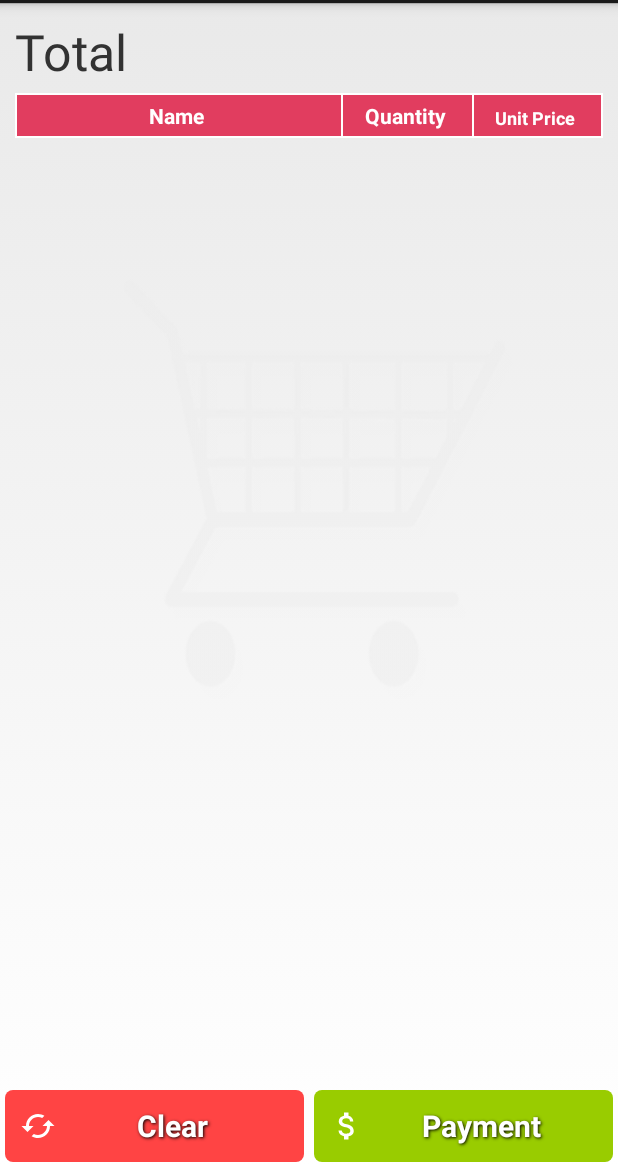
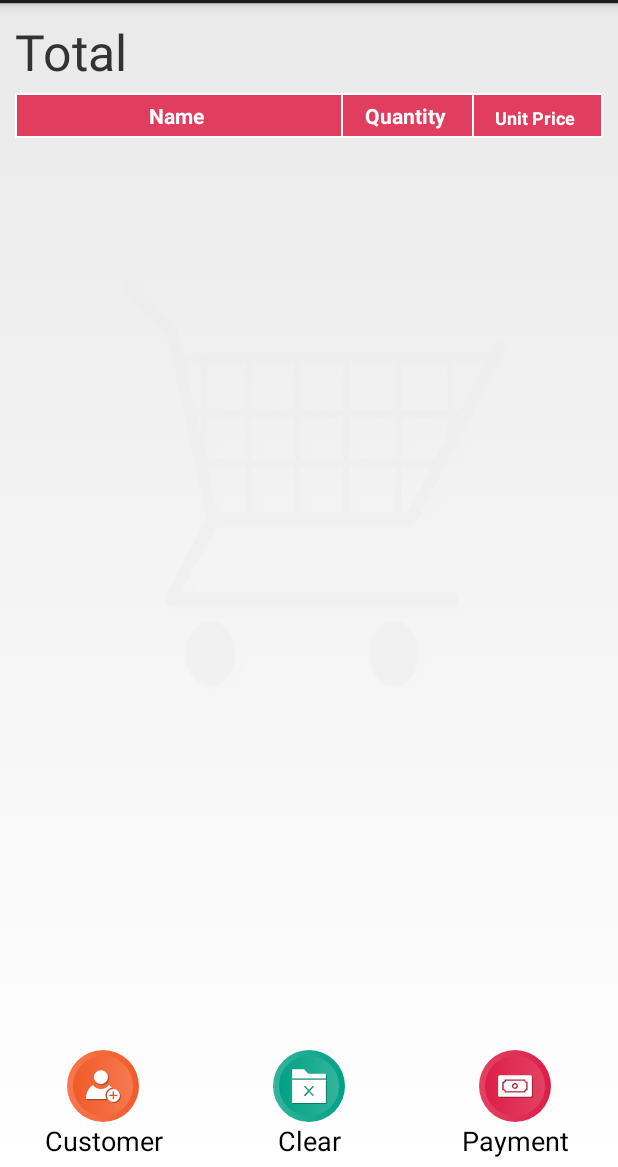
Before and after one commit to faridefendi58/lollipos, an Android app: the layout layout_sale.xml on its own in the app's theme, with its tools: preview values and no code run, on a phone screen of 412 x 824 dp, the part 69-1236 px from its top. Run offline under Robolectric (Android 15) with nearby library versions, the phone set to English and light mode, and no system bars.

Commit message:
Customer link tto jump to cust fragment

```diff
--- /dev/null
+++ b/app/src/main/res/drawable/ic_add_customer.xml
@@ -0,0 +1,31 @@
+<vector android:height="48dp" android:viewportHeight="512"
+    android:viewportWidth="512" android:width="48dp"
+    xmlns:aapt="http://schemas.android.com/aapt" xmlns:android="http://schemas.android.com/apk/res/android">
+    <path android:pathData="M256,256m-256,0a256,256 0,1 1,512 0a256,256 0,1 1,-512 0">
+        <aapt:attr name="android:fillColor">
+            <gradient android:endX="512" android:endY="256"
+                android:startX="3.8E-6" android:startY="256" android:type="linear">
+                <item android:color="#FFF67950" android:offset="0"/>
+                <item android:color="#FFF15A29" android:offset="1"/>
+            </gradient>
+        </aapt:attr>
+    </path>
+    <path android:pathData="M256,469.334c-117.631,0 -213.333,-95.702 -213.333,-213.333c0,-117.631 95.702,-213.333 213.333,-213.333c117.636,0 213.333,95.702 213.333,213.333C469.333,373.632 373.636,469.334 256,469.334z">
+        <aapt:attr name="android:fillColor">
+            <gradient android:endX="469.33334" android:endY="256.00052"
+                android:startX="42.666668" android:startY="256.00052" android:type="linear">
+                <item android:color="#FFF15A29" android:offset="0"/>
+                <item android:color="#FFF67950" android:offset="1"/>
+            </gradient>
+        </aapt:attr>
+    </path>
+    <path android:fillAlpha="0.3" android:fillColor="#FF000000"
+        android:pathData="M338.049,284.898c-25.378,0 -45.95,20.572 -45.95,45.949c0,25.378 20.572,45.95 45.95,45.95s45.95,-20.572 45.95,-45.95C383.998,305.47 363.426,284.898 338.049,284.898zM366.227,335.849h-23.178v23.174h-10v-23.174h-23.178v-9.999h23.178V302.671h10v23.179h23.178V335.849z" android:strokeAlpha="0.3"/>
+    <path android:fillAlpha="0.3" android:fillColor="#FF000000"
+        android:pathData="M249.556,201.025m-49.822,0a49.822,49.822 0,1 1,99.644 0a49.822,49.822 0,1 1,-99.644 0" android:strokeAlpha="0.3"/>
+    <path android:fillAlpha="0.3" android:fillColor="#FF000000"
+        android:pathData="M328.355,275.796c-5.787,-6.499 -12.309,-12.332 -19.529,-17.238c-0.785,-0.534 -2.366,-1.56 -2.366,-1.56c-12.735,17.68 -33.498,29.213 -56.905,29.213c-23.41,0 -44.174,-11.535 -56.909,-29.22c0,0 -1.328,0.868 -1.989,1.314c-28.144,18.958 -46.657,51.121 -46.657,87.607v11.068h144.611c-4.144,-7.809 -6.515,-16.696 -6.515,-26.136C282.097,303.306 302.115,280.407 328.355,275.796z" android:strokeAlpha="0.3"/>
+    <path android:fillColor="#FFFFFF" android:pathData="M330.049,276.898c-25.378,0 -45.95,20.572 -45.95,45.949c0,25.378 20.572,45.95 45.95,45.95s45.95,-20.572 45.95,-45.95C375.998,297.47 355.426,276.898 330.049,276.898zM358.227,327.849h-23.178v23.174h-10v-23.174h-23.178v-9.999h23.178V294.671h10v23.179h23.178V327.849z"/>
+    <path android:fillColor="#FFFFFF" android:pathData="M241.556,193.025m-49.822,0a49.822,49.822 0,1 1,99.644 0a49.822,49.822 0,1 1,-99.644 0"/>
+    <path android:fillColor="#FFFFFF" android:pathData="M320.355,267.796c-5.787,-6.499 -12.309,-12.332 -19.529,-17.238c-0.785,-0.534 -2.366,-1.56 -2.366,-1.56c-12.735,17.68 -33.498,29.213 -56.905,29.213c-23.41,0 -44.174,-11.535 -56.909,-29.22c0,0 -1.328,0.868 -1.989,1.314c-28.144,18.958 -46.657,51.121 -46.657,87.607v11.068h144.611c-4.144,-7.809 -6.515,-16.696 -6.515,-26.136C274.097,295.306 294.115,272.407 320.355,267.796z"/>
+</vector>
--- /dev/null
+++ b/app/src/main/res/drawable/ic_erase_list.xml
@@ -0,0 +1,28 @@
+<vector android:height="48dp" android:viewportHeight="512"
+    android:viewportWidth="512" android:width="48dp"
+    xmlns:aapt="http://schemas.android.com/aapt" xmlns:android="http://schemas.android.com/apk/res/android">
+    <path android:pathData="M256,256m-256,0a256,256 0,1 1,512 0a256,256 0,1 1,-512 0">
+        <aapt:attr name="android:fillColor">
+            <gradient android:endX="512" android:endY="256"
+                android:startX="-2.7E-6" android:startY="256" android:type="linear">
+                <item android:color="#FF33B49D" android:offset="0"/>
+                <item android:color="#FF00A185" android:offset="1"/>
+            </gradient>
+        </aapt:attr>
+    </path>
+    <path android:pathData="M256,469.334c-117.632,0 -213.333,-95.702 -213.333,-213.333c0,-117.631 95.702,-213.333 213.333,-213.333c117.636,0 213.333,95.702 213.333,213.333C469.333,373.631 373.636,469.334 256,469.334z">
+        <aapt:attr name="android:fillColor">
+            <gradient android:endX="469.33334" android:endY="256.00052"
+                android:startX="42.666664" android:startY="256.00052" android:type="linear">
+                <item android:color="#FF00A185" android:offset="0"/>
+                <item android:color="#FF33B49D" android:offset="1"/>
+            </gradient>
+        </aapt:attr>
+    </path>
+    <path android:fillAlpha="0.3" android:fillColor="#FF000000"
+        android:pathData="M259.835,176.359l-30.835,-32.359l-85,0l0,66.443l240,0l0,-34.084z" android:strokeAlpha="0.3"/>
+    <path android:fillAlpha="0.3" android:fillColor="#FF000000"
+        android:pathData="M144,301.752V384h120h120v-82.248v-81.309H144V301.752zM228.516,268.131l7.334,-6.797l28.151,30.367l28.152,-30.367l7.334,6.797l-28.668,30.924l28.668,30.924l-7.334,6.796l-28.152,-30.367l-28.151,30.367l-7.334,-6.796l28.668,-30.924L228.516,268.131z" android:strokeAlpha="0.3"/>
+    <path android:fillColor="#FFFFFF" android:pathData="M251.835,168.359l-30.835,-32.359l-85,0l0,66.443l240,0l0,-34.084z"/>
+    <path android:fillColor="#FFFFFF" android:pathData="M136,293.752V376h120h120v-82.248v-81.309H136V293.752zM220.516,260.131l7.334,-6.797l28.151,30.367l28.152,-30.367l7.334,6.797l-28.668,30.924l28.668,30.924l-7.334,6.796l-28.152,-30.367l-28.151,30.367l-7.334,-6.796l28.668,-30.924L220.516,260.131z"/>
+</vector>
--- /dev/null
+++ b/app/src/main/res/drawable/ic_payment.xml
@@ -0,0 +1,31 @@
+<vector android:height="48dp" android:viewportHeight="512"
+    android:viewportWidth="512" android:width="48dp"
+    xmlns:aapt="http://schemas.android.com/aapt" xmlns:android="http://schemas.android.com/apk/res/android">
+    <path android:pathData="M256,256m-256,0a256,256 0,1 1,512 0a256,256 0,1 1,-512 0">
+        <aapt:attr name="android:fillColor">
+            <gradient android:endX="512" android:endY="256"
+                android:startX="3.8E-6" android:startY="256" android:type="linear">
+                <item android:color="#FFE24263" android:offset="0"/>
+                <item android:color="#FFDD1E47" android:offset="1"/>
+            </gradient>
+        </aapt:attr>
+    </path>
+    <path android:pathData="M256,469.334c-117.631,0 -213.333,-95.702 -213.333,-213.333c0,-117.631 95.702,-213.333 213.333,-213.333c117.636,0 213.333,95.702 213.333,213.333C469.333,373.631 373.636,469.334 256,469.334z">
+        <aapt:attr name="android:fillColor">
+            <gradient android:endX="469.33334" android:endY="256.00052"
+                android:startX="42.666668" android:startY="256.00052" android:type="linear">
+                <item android:color="#FFDD1E47" android:offset="0"/>
+                <item android:color="#FFE24263" android:offset="1"/>
+            </gradient>
+        </aapt:attr>
+    </path>
+    <path android:fillAlpha="0.3" android:fillColor="#FF000000"
+        android:pathData="M372.406,187.206H155.594c-6.397,0 -11.584,5.187 -11.584,11.583v130.42c0,6.397 5.186,11.585 11.584,11.585h216.812c6.397,0 11.584,-5.188 11.584,-11.585V198.789C383.99,192.393 378.803,187.206 372.406,187.206zM353.992,294.211h-4.999c-6.387,0 -11.584,5.199 -11.584,11.586v4.999H190.59v-4.999c0,-6.386 -5.197,-11.586 -11.583,-11.586h-4.999v-60.425h4.999c6.386,0 11.583,-5.194 11.583,-11.581v-4.999h146.818v4.999c0,6.387 5.197,11.581 11.584,11.581h4.999V294.211z" android:strokeAlpha="0.3"/>
+    <path android:fillAlpha="0.3" android:fillColor="#FF000000"
+        android:pathData="M327.993,227.205H200.006c-1.88,7.89 -8.108,14.115 -16,15.995v41.598c7.892,1.88 14.12,8.105 16,15.999h127.987c1.88,-7.894 8.107,-14.119 15.999,-15.999v-41.598C336.1,241.319 329.873,235.095 327.993,227.205zM264,285.227c-11.705,0 -21.228,-9.525 -21.228,-21.228c0,-11.703 9.523,-21.229 21.228,-21.229c11.705,0 21.229,9.526 21.229,21.229C285.228,275.702 275.705,285.227 264,285.227z" android:strokeAlpha="0.3"/>
+    <path android:fillAlpha="0.3" android:fillColor="#FF000000"
+        android:pathData="M264,252.769c-6.191,0 -11.229,5.039 -11.229,11.23c0,6.191 5.038,11.229 11.229,11.229c6.191,0 11.23,-5.038 11.23,-11.229C275.229,257.808 270.19,252.769 264,252.769z" android:strokeAlpha="0.3"/>
+    <path android:fillColor="#FFFFFF" android:pathData="M364.406,179.206H147.594c-6.397,0 -11.584,5.187 -11.584,11.583v130.42c0,6.397 5.186,11.585 11.584,11.585h216.812c6.397,0 11.584,-5.188 11.584,-11.585V190.789C375.99,184.393 370.803,179.206 364.406,179.206zM345.992,286.211h-4.999c-6.387,0 -11.584,5.199 -11.584,11.586v4.999H182.59v-4.999c0,-6.386 -5.197,-11.586 -11.583,-11.586h-4.999v-60.425h4.999c6.386,0 11.583,-5.194 11.583,-11.581v-4.999h146.818v4.999c0,6.387 5.197,11.581 11.584,11.581h4.999V286.211z"/>
+    <path android:fillColor="#FFFFFF" android:pathData="M319.993,219.205H192.006c-1.88,7.89 -8.108,14.115 -16,15.995v41.598c7.892,1.88 14.12,8.105 16,15.999h127.987c1.88,-7.894 8.107,-14.119 15.999,-15.999v-41.598C328.1,233.319 321.873,227.095 319.993,219.205zM256,277.227c-11.705,0 -21.228,-9.525 -21.228,-21.228c0,-11.703 9.523,-21.229 21.228,-21.229c11.705,0 21.229,9.526 21.229,21.229C277.228,267.702 267.705,277.227 256,277.227z"/>
+    <path android:fillColor="#FFFFFF" android:pathData="M256,244.769c-6.191,0 -11.229,5.039 -11.229,11.23c0,6.191 5.038,11.229 11.229,11.229c6.191,0 11.23,-5.038 11.23,-11.229C267.229,249.808 262.19,244.769 256,244.769z"/>
+</vector>
--- a/app/src/main/res/layout/layout_sale.xml
+++ b/app/src/main/res/layout/layout_sale.xml
@@ -1,5 +1,6 @@
 <?xml version="1.0" encoding="utf-8"?>
 <LinearLayout xmlns:android="http://schemas.android.com/apk/res/android"
+    xmlns:tools="http://schemas.android.com/tools"
     android:layout_width="match_parent"
     android:layout_height="match_parent"
     android:background="@drawable/cart"
@@ -146,27 +147,41 @@
     <LinearLayout
         android:layout_width="match_parent"
         android:layout_height="wrap_content"
-        android:orientation="horizontal" >
+        android:orientation="horizontal"
+        android:paddingBottom="5dp"
+        android:weightSum="3">
+
+        <Button
+            android:id="@+id/customerButton"
+            android:layout_width="match_parent"
+            android:layout_height="match_parent"
+            android:layout_weight="1"
+            android:background="@android:color/transparent"
+            android:text="@string/customer"
+            android:drawableTop="@drawable/ic_add_customer"
+            android:clickable="true"
+            android:onClick="jumpToCustomer"
+            android:textSize="8pt"/>
 
         <Button
             android:id="@+id/clearButton"
-            style="@style/ButtonText"
             android:layout_width="match_parent"
             android:layout_height="match_parent"
-            android:layout_weight="0.5"
-            android:background="@drawable/btn_red"
-            android:drawableLeft="@drawable/ic_cached_white_24dp"
-            android:text="@string/clear" />
+            android:layout_weight="1"
+            android:background="@android:color/transparent"
+            android:drawableTop="@drawable/ic_erase_list"
+            android:text="@string/clear"
+            android:textSize="8pt"/>
 
         <Button
             android:id="@+id/endButton"
-            style="@style/ButtonText"
             android:layout_width="match_parent"
             android:layout_height="match_parent"
-            android:layout_weight="0.5"
-            android:background="@drawable/btn_green"
+            android:layout_weight="1"
+            android:background="@android:color/transparent"
             android:text="@string/payment"
-            android:drawableLeft="@drawable/ic_money_white_24dp"/>
+            android:drawableTop="@drawable/ic_payment"
+            android:textSize="8pt"/>
     </LinearLayout>
 
 </LinearLayout>
```
